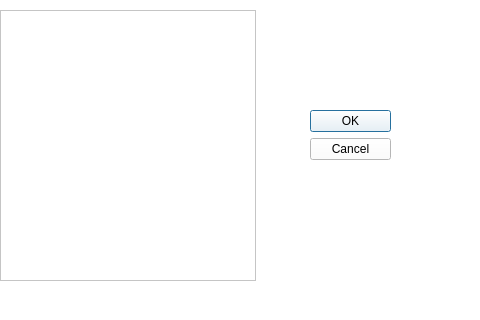
Before: the Qt Designer form ProgrammableCamera/importmode.ui in XintingXu/ProgrammableCamera, drawn with Qt 5.
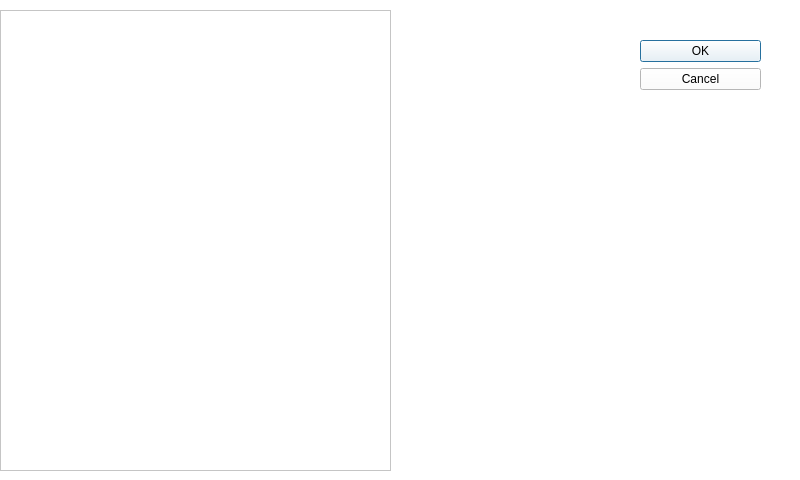
After: the same form once the commit is applied.

What changed in the file:
```diff
--- a/ProgrammableCamera/importmode.ui
+++ b/ProgrammableCamera/importmode.ui
@@ -6,20 +6,20 @@
    <rect>
     <x>0</x>
     <y>0</y>
-    <width>480</width>
-    <height>320</height>
+    <width>800</width>
+    <height>480</height>
    </rect>
   </property>
   <property name="minimumSize">
    <size>
-    <width>480</width>
-    <height>320</height>
+    <width>800</width>
+    <height>480</height>
    </size>
   </property>
   <property name="maximumSize">
    <size>
-    <width>480</width>
-    <height>320</height>
+    <width>800</width>
+    <height>480</height>
    </size>
   </property>
   <property name="windowTitle">
@@ -31,10 +31,10 @@
   <widget class="QDialogButtonBox" name="buttonBox">
    <property name="geometry">
     <rect>
-     <x>310</x>
-     <y>110</y>
-     <width>81</width>
-     <height>241</height>
+     <x>640</x>
+     <y>40</y>
+     <width>121</width>
+     <height>71</height>
     </rect>
    </property>
    <property name="styleSheet">
@@ -52,8 +52,8 @@
     <rect>
      <x>0</x>
      <y>10</y>
-     <width>256</width>
-     <height>271</height>
+     <width>391</width>
+     <height>461</height>
     </rect>
    </property>
    <property name="styleSheet">
```
